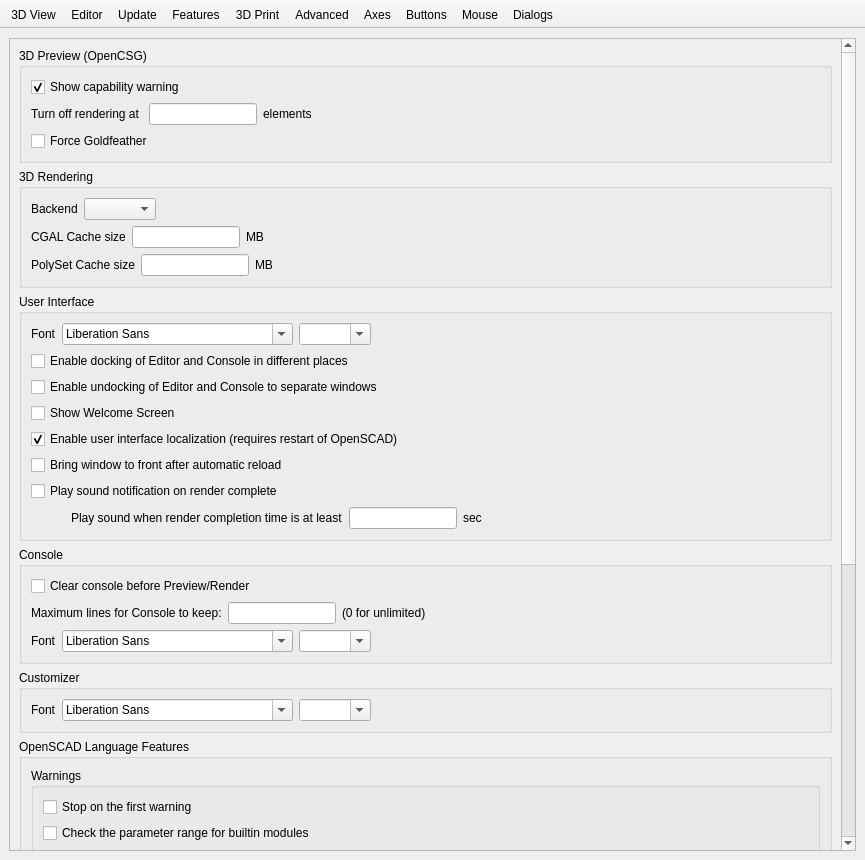
Above: src/gui/Preferences.ui from openscad/openscad before the change. Below: the same form after it.
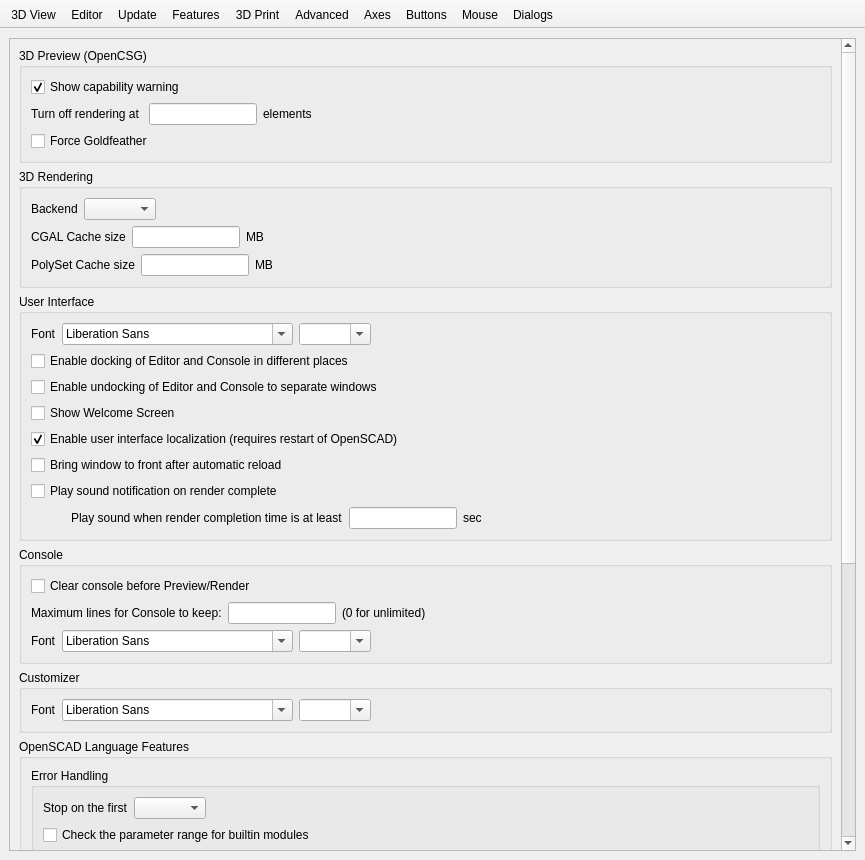
That is the form after the change. The open tabs and pages were chosen to show the change. Icons and pictures are not drawn. Custom widgets are drawn as their Qt base class.

What changed in the file:
```diff
--- a/src/gui/Preferences.ui
+++ b/src/gui/Preferences.ui
@@ -2477,18 +2477,35 @@
                <item>
                 <widget class="QGroupBox" name="groupBox_warn">
                  <property name="title">
-                  <string>Warnings</string>
+                  <string>Error Handling</string>
                  </property>
                  <layout class="QVBoxLayout" name="verticalLayout_15a">
                   <item>
-                   <widget class="QCheckBox" name="enableHardwarningsCheckBox">
-                    <property name="text">
-                     <string>Stop on the first warning</string>
-                    </property>
-                    <property name="checked">
-                     <bool>false</bool>
-                    </property>
-                   </widget>
+                   <layout class="QHBoxLayout" name="horizontalHardFailLevel">
+                    <item>
+                     <widget class="QLabel" name="labelHardFailLevel">
+                      <property name="text">
+                       <string>Stop on the first</string>
+                      </property>
+                     </widget>
+                    </item>
+                    <item>
+                     <widget class="QComboBox" name="comboBoxHardFailLevel"/>
+                    </item>
+                    <item>
+                     <spacer name="horizontalSpacer_38">
+                      <property name="orientation">
+                       <enum>Qt::Horizontal</enum>
+                      </property>
+                      <property name="sizeHint" stdset="0">
+                       <size>
+                        <width>40</width>
+                        <height>20</height>
+                       </size>
+                      </property>
+                     </spacer>
+                    </item>
+                   </layout>
                   </item>
                   <item>
                    <widget class="QCheckBox" name="enableRangeCheckBox">
```
Left out of the diff: 2 changed lines with no effect on the pictures.
